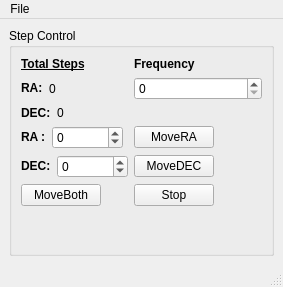
Above: GUI_Windows/ManualControl.ui from AmateurRadioTelescopeSystem/RadioTelescope_Controller before the change. Below: the same form after it.
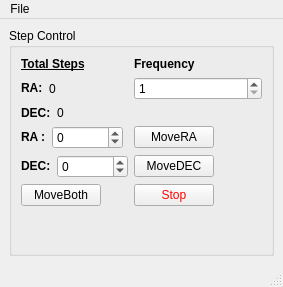
That is the form after the change.

Commit message: Added step show in manual control window

```diff
--- a/GUI_Windows/ManualControl.ui
+++ b/GUI_Windows/ManualControl.ui
@@ -209,6 +209,9 @@
          <property name="cursor">
           <cursorShape>PointingHandCursor</cursorShape>
          </property>
+         <property name="styleSheet">
+          <string notr="true">color: rgb(255, 0, 0);</string>
+         </property>
          <property name="text">
           <string>Stop</string>
          </property>
@@ -223,6 +226,9 @@
        </item>
        <item row="1" column="1">
         <widget class="QSpinBox" name="frequncyInputBox">
+         <property name="minimum">
+          <number>1</number>
+         </property>
          <property name="maximum">
           <number>400</number>
          </property>
```
Left out of the diff: 16 changed lines with no effect on the pictures. The commit also changes 3 other files.
